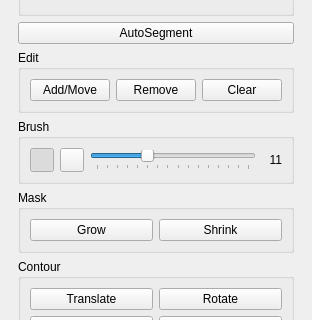
Qt form ui/toolbox.ui (dafne-imaging/dafne) before a commit; both pictures show x 0 to 312 and y 521 to 841 of the 312 by 1048 pixel window.
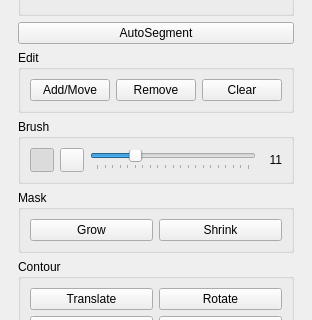
The same form after that commit. Icons and pictures are not drawn.

Commit message: Small changes to brush UI Icon Fixed requirements.txt

```diff
--- a/ui/toolbox.ui
+++ b/ui/toolbox.ui
@@ -378,7 +378,7 @@
                <number>0</number>
               </property>
               <property name="maximum">
-               <number>15</number>
+               <number>20</number>
               </property>
               <property name="singleStep">
                <number>1</number>
```
The commit also changes 5 other files.
